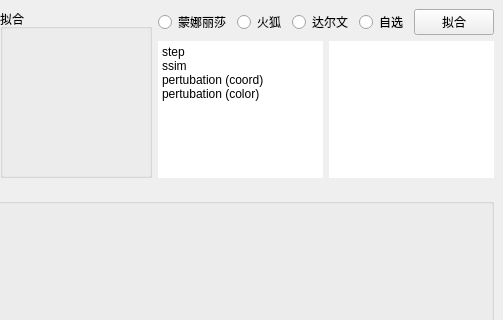
Before: the Qt Designer form src/triapprox_ui.ui in Neo-513/project-qt, drawn with Qt 5; both pictures show x 167 to 670 and y 0 to 320 of the 670 by 443 pixel window.
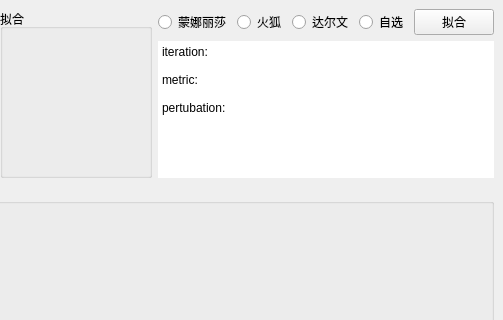
After: the same form once the commit is applied.

```diff
--- a/src/triapprox_ui.ui
+++ b/src/triapprox_ui.ui
@@ -115,9 +115,7 @@
          </layout>
         </item>
         <item>
-         <layout class="QHBoxLayout" name="horizontalLayout_log">
-          <item>
-           <widget class="QPlainTextEdit" name="plainTextEdit_log1">
+         <widget class="QPlainTextEdit" name="plainTextEdit_log">
             <property name="frameShape">
              <enum>QFrame::Shape::NoFrame</enum>
             </property>
@@ -125,27 +123,13 @@
              <bool>true</bool>
             </property>
             <property name="plainText">
-             <string>step
-ssim
-pertubation (coord)
-pertubation (color)</string>
-            </property>
-           </widget>
-          </item>
-          <item>
-           <widget class="QPlainTextEdit" name="plainTextEdit_log2">
-            <property name="frameShape">
-             <enum>QFrame::Shape::NoFrame</enum>
-            </property>
-            <property name="readOnly">
-             <bool>true</bool>
-            </property>
-            <property name="plainText">
-             <string/>
-            </property>
-           </widget>
-          </item>
-         </layout>
+           <string>iteration:
+
+metric:
+
+pertubation:</string>
+          </property>
+         </widget>
         </item>
        </layout>
       </item>
```
Lines whose indentation alone changed are shown as unchanged.
